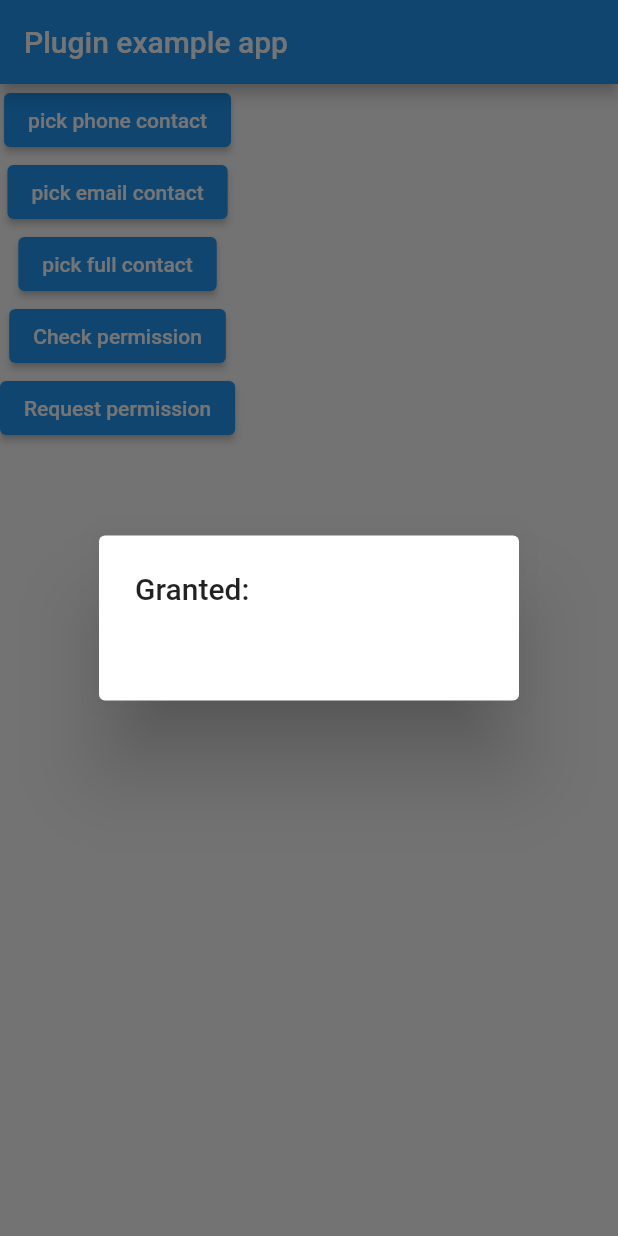
After one commit to MohFauziSlamet/kumpulan_belajar_flutter, a Flutter app: the MainWidget screen opened directly, after a tap on "Request permission", on a phone screen of 412 x 824 dp. The commit adds this screen. Run offline on Flutter 3.47's test engine with Material 2 defaults, Android fonts, the phone set to English and light mode, and no system bars; our stand-ins replace auto_size_text, avatar_glow, badges, cached_network_image, carousel_slider, convex_bottom_bar and 19 more; missing offline and left inert: app_settings, coachmaker, flutter_intro, fluttercontactpicker, overlay_tooltip, pixel_perfect and 3 more; accounts and stored records are empty.

Commit message:
get contact

```diff
--- /dev/null
+++ b/lib/60. Get contact telp /main.dart
@@ -0,0 +1,147 @@
+import 'dart:developer';
+
+import 'package:flutter/foundation.dart';
+import 'package:flutter/gestures.dart';
+import 'package:flutter/material.dart';
+import 'package:url_launcher/url_launcher.dart';
+import 'package:fluttercontactpicker/fluttercontactpicker.dart';
+
+void main() => runApp(const MyApp());
+
+class MyApp extends StatefulWidget {
+  const MyApp({super.key});
+
+  @override
+  MyAppState createState() => MyAppState();
+}
+
+class MyAppState extends State<MyApp> {
+  @override
+  void initState() {
+    super.initState();
+  }
+
+  @override
+  Widget build(BuildContext context) => const MaterialApp(
+        home: MainWidget(),
+      );
+}
+
+class MainWidget extends StatefulWidget {
+  const MainWidget({super.key});
+
+  @override
+  MainWidgetState createState() => MainWidgetState();
+}
+
+class MainWidgetState extends State<MainWidget> {
+  PhoneContact? _phoneContact;
+  EmailContact? _emailContact;
+  String? _contact;
+  Image? _contactPhoto;
+
+  @override
+  Widget build(BuildContext context) => Scaffold(
+        appBar: AppBar(
+          title: const Text('Plugin example app'),
+        ),
+        body: Column(
+          children: kIsWeb && !FlutterContactPicker.available ? [_buildError(context)] : _buildChildren(context),
+        ),
+      );
+
+  Widget _buildError(BuildContext context) {
+    return RichText(
+      text: TextSpan(text: 'Your browser does not support contact pickers for more information see: ', children: [
+        TextSpan(
+            text: 'https://web.dev/contact-picker/',
+            style: const TextStyle(
+              color: Colors.blue,
+              decoration: TextDecoration.underline,
+            ),
+            recognizer: TapGestureRecognizer()..onTap = () => launchUrl(Uri.parse('https://web.dev/contact-picker/'))),
+        const TextSpan(text: ' and '),
+        TextSpan(
+            text: 'https://developer.mozilla.org/en-US/docs/Web/API/Contact_Picker_API#Browser_compatibility/',
+            style: const TextStyle(
+              color: Colors.blue,
+              decoration: TextDecoration.underline,
+            ),
+            recognizer: TapGestureRecognizer()
+              ..onTap = () => launchUrl(Uri.parse(
+                  'https://developer.mozilla.org/en-US/docs/Web/API/Contact_Picker_API#Browser_compatibility')))
+      ]),
+    );
+  }
+
+  List<Widget> _buildChildren(BuildContext context) {
+    return <Widget>[
+      if (_emailContact != null)
+        Column(
+          children: <Widget>[
+            const Text("Email contact:"),
+            Text("Name: ${_emailContact!.fullName}"),
+            Text("Email: ${_emailContact!.email!.email} (${_emailContact!.email!.label})")
+          ],
+        ),
+      if (_phoneContact != null)
+        Column(
+          children: <Widget>[
+            const Text("Phone contact:"),
+            Text("Name: ${_phoneContact!.fullName}"),
+            Text("Phone: ${_phoneContact!.phoneNumber!.number} (${_phoneContact!.phoneNumber!.label})")
+          ],
+        ),
+      if (_contactPhoto != null) _contactPhoto!,
+      if (_contact != null) Text(_contact!),
+      ElevatedButton(
+        child: const Text("pick phone contact"),
+        onPressed: () async {
+          final PhoneContact contact = await FlutterContactPicker.pickPhoneContact();
+          log(contact.toString());
+          setState(() {
+            _phoneContact = contact;
+          });
+        },
+      ),
+      ElevatedButton(
+        child: const Text("pick email contact"),
+        onPressed: () async {
+          final EmailContact contact = await FlutterContactPicker.pickEmailContact();
+          log(contact.toString());
+          setState(() {
+            _emailContact = contact;
+          });
+        },
+      ),
+      ElevatedButton(
+        child: const Text("pick full contact"),
+        onPressed: () async {
+          final FullContact contact = (await FlutterContactPicker.pickFullContact());
+          setState(() {
+            _contact = contact.toString();
+            _contactPhoto = contact.photo?.asWidget();
+          });
+        },
+      ),
+      ElevatedButton(
+        child: const Text('Check permission'),
+        onPressed: () async {
+          final granted = await FlutterContactPicker.hasPermission();
+          showDialog(
+              context: context,
+              builder: (context) => AlertDialog(title: const Text('Granted: '), content: Text('$granted')));
+        },
+      ),
+      ElevatedButton(
+        child: const Text('Request permission'),
+        onPressed: () async {
+          final granted = await FlutterContactPicker.requestPermission();
+          showDialog(
+              context: context,
+              builder: (context) => AlertDialog(title: const Text('Granted: '), content: Text('$granted')));
+        },
+      ),
+    ];
+  }
+}
--- a/lib/kuldi_projek/27.StateManagementMultiProvider/widgets/badge.dart
+++ b/lib/kuldi_projek/27.StateManagementMultiProvider/widgets/badge.dart
@@ -25,7 +25,7 @@ class Badge extends StatelessWidget {
             // color: Theme.of(context).accentColor,
             decoration: BoxDecoration(
               borderRadius: BorderRadius.circular(10.0),
-              color: color ?? Theme.of(context).colorScheme.secondary,
+              color: color,
             ),
             constraints: const BoxConstraints(
               minWidth: 16,
--- a/pubspec.yaml
+++ b/pubspec.yaml
@@ -79,6 +79,7 @@ dependencies:
   rubber: ^1.0.1
   sliding_sheet: ^0.5.2
   snapping_sheet: ^3.1.0
+  fluttercontactpicker: ^4.7.0
 
 dev_dependencies:
   flutter_test:
```
Also changed, not shown: pubspec.lock, 1 other file.
